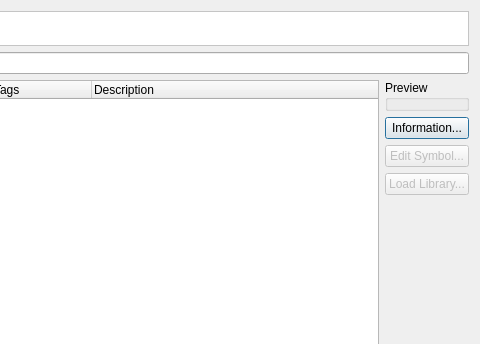
Before: the Qt Designer form src/terralib/qt/widgets/se/ui/SymbolSelectorDialogForm.ui in claudiobogossian/terralib5, drawn with Qt 5; both pictures show x 220 to 700 and y 0 to 344 of the 700 by 428 pixel window.
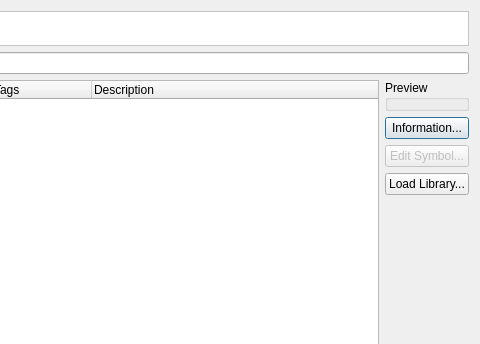
After: the same form once the commit is applied.

Patch:
```diff
--- a/src/terralib/qt/widgets/se/ui/SymbolSelectorDialogForm.ui
+++ b/src/terralib/qt/widgets/se/ui/SymbolSelectorDialogForm.ui
@@ -135,7 +135,7 @@
          <item row="3" column="0">
           <widget class="QPushButton" name="m_loadSymbolLibraryPushButton">
            <property name="enabled">
-            <bool>false</bool>
+            <bool>true</bool>
            </property>
            <property name="text">
             <string>Load Library...</string>
```
